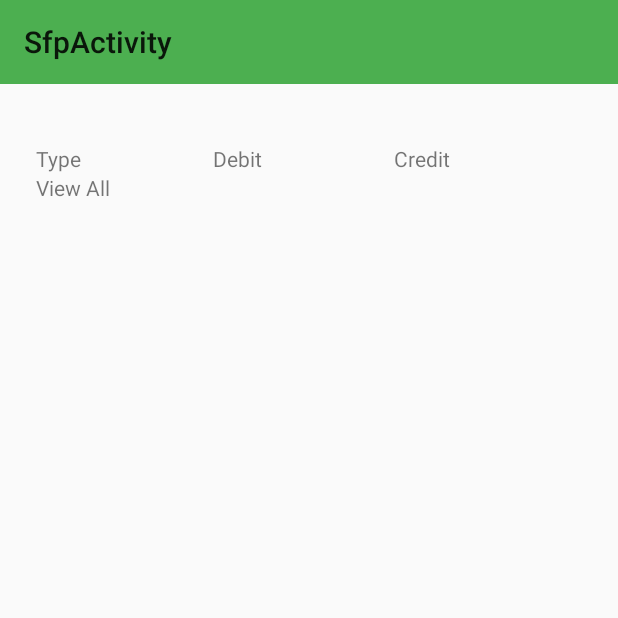
After one commit to mariisy/AllSeasons_, an Android app: the SfpActivity screen opened directly, with no data from a screen before it, on a phone screen of 412 x 824 dp, the top half of it. The commit adds this screen. Run offline under Robolectric (Android 15) with nearby library versions, the phone set to English and light mode, and no system bars; 1 statement that could not run was skipped.

Commit message:
Commit dom

```diff
--- a/app/src/main/AndroidManifest.xml
+++ b/app/src/main/AndroidManifest.xml
@@ -46,7 +46,11 @@
         <activity android:name=".Activity.TransactionHarvest" />
         <activity android:name=".Activity.SettingsAddFarmingSeason" />
         <activity android:name=".Activity.SyncSettingsClient" />
-        <activity android:name=".Activity.SyncSettingsBrowse"></activity>
+        <activity android:name=".Activity.SyncSettingsBrowse" />
+        <activity
+            android:name=".Activity.SfpActivity"
+            android:label="@string/title_activity_sfp"
+            android:theme="@style/MyMaterialTheme"></activity>
     </application>
 
 </manifest>
--- /dev/null
+++ b/app/src/main/java/com/example/maricalara/allseasons/Activity/SfpActivity.java
@@ -0,0 +1,31 @@
+package com.example.maricalara.allseasons.Activity;
+
+import android.os.Bundle;
+import android.support.design.widget.FloatingActionButton;
+import android.support.design.widget.Snackbar;
+import android.support.v7.app.AppCompatActivity;
+import android.support.v7.widget.Toolbar;
+import android.view.View;
+
+import com.example.maricalara.allseasons.R;
+
+public class SfpActivity extends AppCompatActivity {
+
+    @Override
+    protected void onCreate(Bundle savedInstanceState) {
+        super.onCreate(savedInstanceState);
+        setContentView(R.layout.activity_sfp);
+        Toolbar toolbar = (Toolbar) findViewById(R.id.toolbar);
+        setSupportActionBar(toolbar);
+
+        FloatingActionButton fab = (FloatingActionButton) findViewById(R.id.fab);
+        fab.setOnClickListener(new View.OnClickListener() {
+            @Override
+            public void onClick(View view) {
+                Snackbar.make(view, "Replace with your own action", Snackbar.LENGTH_LONG)
+                        .setAction("Action", null).show();
+            }
+        });
+    }
+
+}
--- a/app/src/main/java/com/example/maricalara/allseasons/Activity/TransactionHarvest.java
+++ b/app/src/main/java/com/example/maricalara/allseasons/Activity/TransactionHarvest.java
@@ -44,6 +44,7 @@ public class TransactionHarvest extends AppCompatActivity {
     private EditText txtQty, txtHectare;
     private TextView txtDate, txtTransaction;
     private ArrayList<String>  arrListCrop;
+
     //DAO
     private TransactionDAO tDAO = new TransactionDAOImpl();
     private AccountingDAO aDAO = new AccountingDAOImpl();
@@ -312,7 +313,7 @@ public class TransactionHarvest extends AppCompatActivity {
         }
     }
 
-    private class MyTextWatcher implements TextWatcher {
+    private class MyTextWatcher implements TextWatcher  {
 
         private View view;
 
--- /dev/null
+++ b/app/src/main/res/layout/activity_sfp.xml
@@ -0,0 +1,79 @@
+<?xml version="1.0" encoding="utf-8"?>
+<RelativeLayout xmlns:android="http://schemas.android.com/apk/res/android"
+    xmlns:app="http://schemas.android.com/apk/res-auto"
+    xmlns:tools="http://schemas.android.com/tools"
+    android:layout_width="match_parent"
+    android:layout_height="match_parent"
+    tools:context=".Activity.SfpActivity">
+
+    <include layout="@layout/app_bar_main" />
+
+    <ScrollView
+        android:layout_width="match_parent"
+        android:layout_height="match_parent"
+        android:fillViewport="true">
+<RelativeLayout
+    android:layout_width="match_parent"
+    android:layout_height="match_parent">
+
+    <LinearLayout
+        android:id="@+id/view1"
+        android:layout_width="match_parent"
+        android:layout_height="wrap_content"
+        android:layout_marginTop="40dp"
+        android:orientation="horizontal"
+        android:paddingLeft="24dp"
+        android:paddingRight="24dp"
+        android:paddingTop="56dp">
+
+
+        <TextView
+            android:id="@+id/textView5"
+            android:layout_width="wrap_content"
+            android:layout_height="wrap_content"
+            android:layout_weight="1"
+            android:text="Type" />
+
+        <TextView
+            android:id="@+id/textView6"
+            android:layout_width="wrap_content"
+            android:layout_height="wrap_content"
+            android:layout_weight="1"
+            android:text="Debit" />
+
+        <TextView
+            android:id="@+id/textView7"
+            android:layout_width="wrap_content"
+            android:layout_height="wrap_content"
+            android:layout_weight="1"
+            android:text="Credit" />
+    </LinearLayout>
+
+        <LinearLayout
+            android:id="@+id/viewAll"
+            android:layout_width="match_parent"
+            android:layout_below="@+id/view1"
+            android:layout_height="match_parent"
+            android:orientation="horizontal"
+            android:paddingLeft="24dp"
+            android:paddingRight="24dp">
+
+
+            <TextView
+                android:id="@+id/txtViewAll"
+                android:layout_width="match_parent"
+                android:layout_height="wrap_content"
+                android:layout_weight="1"
+                android:text="View All" />
+
+
+        </LinearLayout>
+
+
+</RelativeLayout>
+    </ScrollView>
+
+
+
+
+</RelativeLayout>
--- a/app/src/main/res/values/strings.xml
+++ b/app/src/main/res/values/strings.xml
@@ -47,6 +47,7 @@
 
     <!-- TODO: Remove or change this placeholder text -->
     <string name="hello_blank_fragment">Hello blank fragment</string>
+    <string name="title_activity_sfp">SfpActivity</string>
 
 
 </resources>
--- a/app/src/main/res/values/styles.xml
+++ b/app/src/main/res/values/styles.xml
@@ -17,4 +17,8 @@
         <item name="colorControlActivated">@color/colorAccent</item>
     </style>
 
+    <style name="MyMaterialTheme.AppBarOverlay" parent="ThemeOverlay.AppCompat.Dark.ActionBar" />
+
+    <style name="MyMaterialTheme.PopupOverlay" parent="ThemeOverlay.AppCompat.Light" />
+
 </resources>
```
